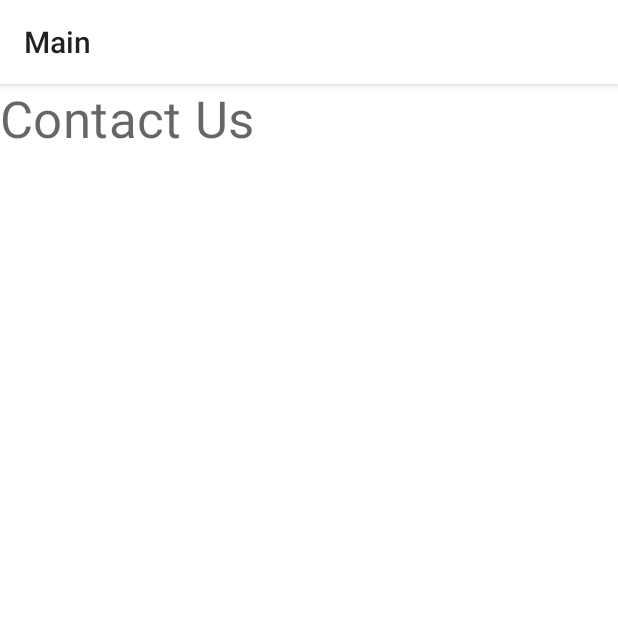
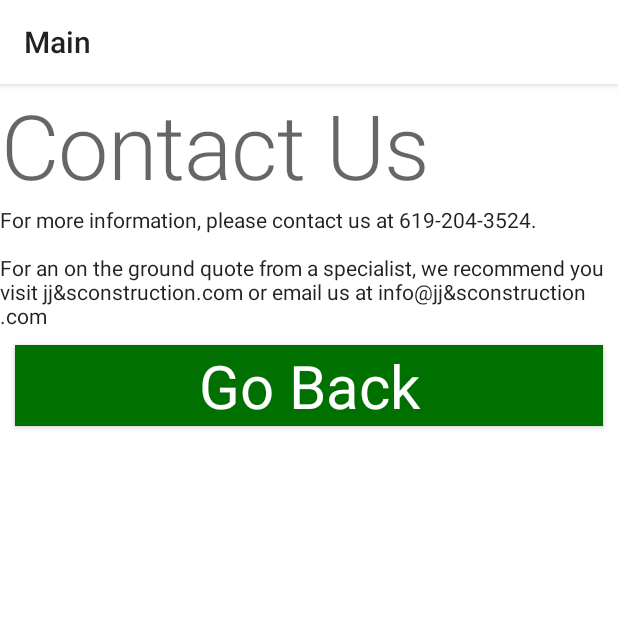
Before and after one commit to shaiguelman/Asbestos_app, an Android app: the ContactUsFragment screen opened through its navigation route, on a phone screen of 412 x 824 dp, the top half of it. Run offline under Robolectric (Android 15) with nearby library versions, the phone set to English and light mode, and no system bars; our stand-ins replace data binding; Roboto replaces fonts that are not available here.

Commit message:
Added util function to read text from resource txt file. Generated TextViews in about_asbestos and contact_us fragments dynamically using txt files and the util function described here.

```diff
--- /dev/null
+++ b/app/src/main/java/com/example/asbestos/Utils.kt
@@ -0,0 +1,14 @@
+package com.example.asbestos
+
+import android.content.Context
+import java.nio.charset.Charset
+
+fun readTextFromRawFile(context: Context, rawFileName: String): String {
+    val ins =  context.resources.openRawResource(
+        context.resources.getIdentifier(
+            rawFileName,
+            "raw", context.packageName
+        )
+    )
+    return ins.readBytes().toString(Charset.defaultCharset())
+}
--- a/app/src/main/java/com/example/asbestos/fragments/ContactUsFragment.kt
+++ b/app/src/main/java/com/example/asbestos/fragments/ContactUsFragment.kt
@@ -5,7 +5,11 @@ import android.view.LayoutInflater
 import android.view.View
 import android.view.ViewGroup
 import androidx.fragment.app.Fragment
+import androidx.navigation.fragment.findNavController
 import com.example.asbestos.databinding.FragmentContactUsBinding
+import com.example.asbestos.readTextFromRawFile
+
+private const val TEXT_FILE_NAME = "contact_us"
 
 class ContactUsFragment: Fragment() {
 
@@ -18,6 +22,14 @@ class ContactUsFragment: Fragment() {
     ): View? {
 
         binding = FragmentContactUsBinding.inflate(inflater)
+
+        binding.bodyText.text = readTextFromRawFile(this.context!!, TEXT_FILE_NAME)
+        binding.goBackBtn.setOnClickListener {
+            findNavController().navigate(
+                ContactUsFragmentDirections.actionContactUsToMenuPage()
+            )
+        }
+
         return binding.root
     }
 }
--- a/app/src/main/res/layout/fragment_contact_us.xml
+++ b/app/src/main/res/layout/fragment_contact_us.xml
@@ -10,7 +10,20 @@
         <TextView
             android:layout_height="wrap_content"
             android:layout_width="wrap_content"
-            style="@style/TextAppearance.MaterialComponents.Headline4"
+            style="@style/Titles"
             android:text="@string/contact_us"/>
+
+        <TextView
+            android:layout_width="match_parent"
+            android:layout_height="wrap_content"
+            style="@style/TextAppearance.AppCompat.Body1"
+            android:id="@+id/body_text"/>
+
+        <Button
+            android:layout_height="wrap_content"
+            android:layout_width="match_parent"
+            android:id="@+id/go_back_btn"
+            style="@style/AppButton.Big"
+            android:text="@string/go_back"/>
     </LinearLayout>
 </layout>
--- /dev/null
+++ b/app/src/main/res/raw/about_asbestos.txt
@@ -0,0 +1 @@
+Asbestos is a group of six naturally occurring fibrous minerals composed of thin, needle-like fibers. Exposure to asbestos causes several cancers and diseases, including mesothelioma and asbestosis. Although asbestos strengthens and fireproofs materials, it is banned in many countries. Asbestos is not banned in the United States.
--- /dev/null
+++ b/app/src/main/res/raw/contact_us.txt
@@ -0,0 +1,3 @@
+For more information, please contact us at 619-204-3524.
+
+For an on the ground quote from a specialist, we recommend you visit jj&sconstruction.com or email us at info@jj&sconstruction.com
```
Also changed, not shown: app/src/main/java/com/example/asbestos/fragments/AboutAsbestosFragment.kt (+12 -0 lines), app/src/main/res/layout/fragment_about_asbestos.xml (+10 -1 lines).
